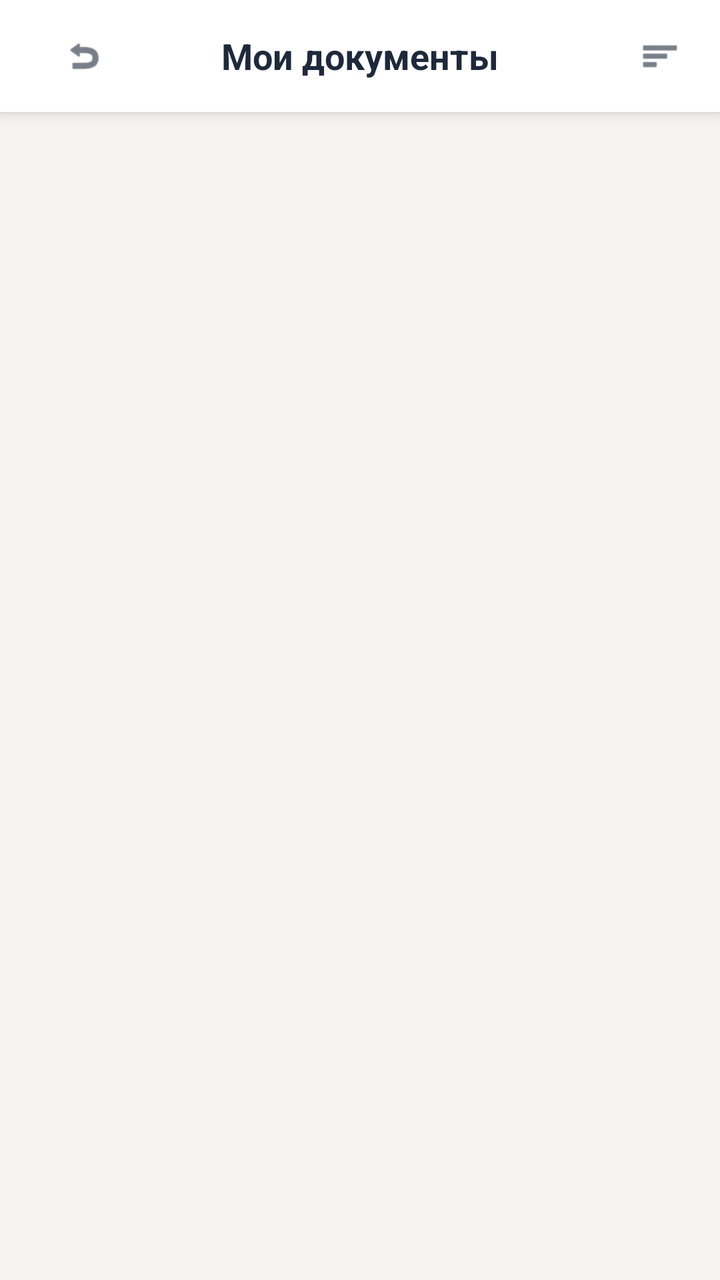
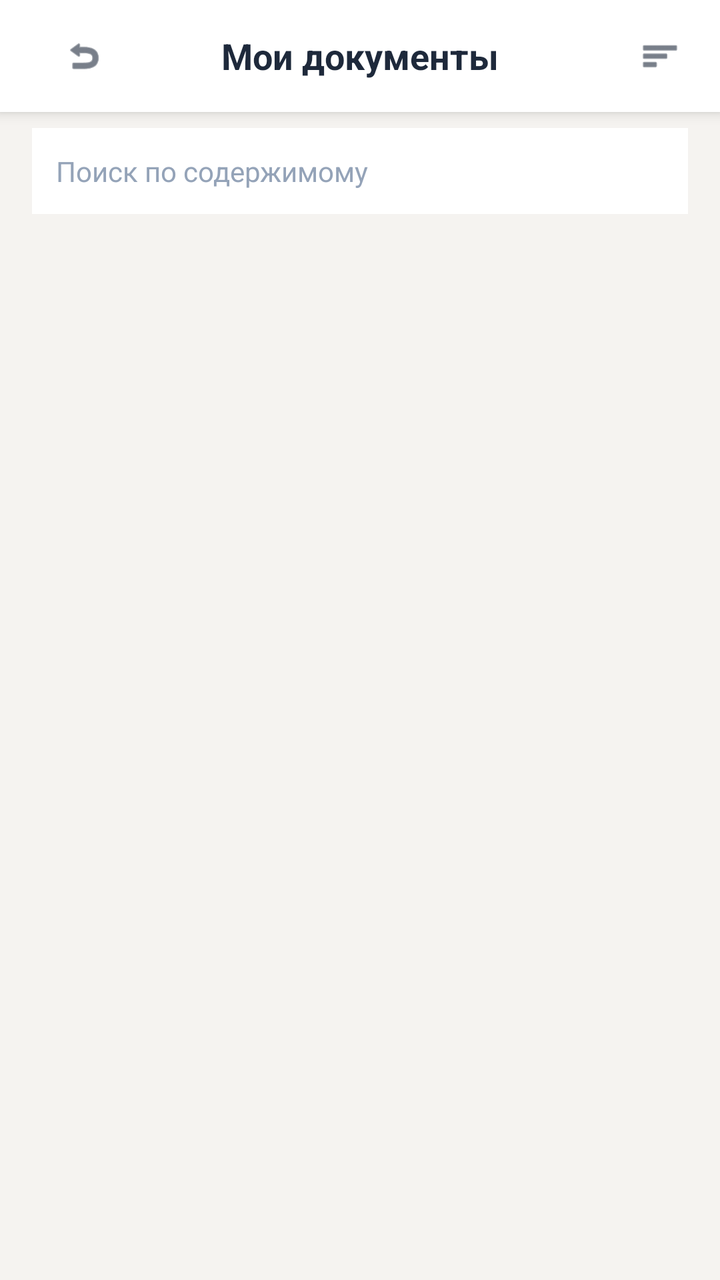

The first picture is an Android layout as it rendered before a commit; the second is the same layout after the commit. The layout source and the unified diff follow.
<!-- AndroidManifest.xml: activity theme Theme.ScanDoc -->
<!-- res/layout/activity_documents.xml -->
<?xml version="1.0" encoding="utf-8"?>
<LinearLayout xmlns:android="http://schemas.android.com/apk/res/android"
    xmlns:app="http://schemas.android.com/apk/res-auto"
    android:layout_width="match_parent"
    android:layout_height="match_parent"
    android:orientation="vertical"
    android:background="#F5F3F0">

    
    <LinearLayout
        android:layout_width="match_parent"
        android:layout_height="56dp"
        android:orientation="horizontal"
        android:paddingHorizontal="16dp"
        android:gravity="center_vertical"
        android:background="@color/surface"
        android:elevation="4dp">

        
        <com.google.android.material.button.MaterialButton
            android:id="@+id/backButton"
            android:layout_width="40dp"
            android:layout_height="40dp"
            app:icon="@android:drawable/ic_menu_revert"
            app:iconSize="20dp"
            app:iconTint="@color/text_primary"
            app:cornerRadius="20dp"
            android:insetTop="0dp"
            android:insetBottom="0dp"
            android:background="@android:color/transparent"/>

        
        <TextView
            android:layout_width="0dp"
            android:layout_height="wrap_content"
            android:layout_weight="1"
            android:text="Мои документы"
            android:textSize="18sp"
            android:textStyle="bold"
            android:textColor="@color/text_primary"
            android:gravity="center"/>

        
        <com.google.android.material.button.MaterialButton
            android:id="@+id/sortButton"
            android:layout_width="40dp"
            android:layout_height="40dp"
            app:icon="@android:drawable/ic_menu_sort_by_size"
            app:iconSize="20dp"
            app:iconTint="@color/text_primary"
            app:cornerRadius="20dp"
            android:insetTop="0dp"
            android:insetBottom="0dp"
            android:background="@android:color/transparent"/>
    </LinearLayout>

    <FrameLayout
        android:layout_width="match_parent"
        android:layout_height="match_parent">

        <androidx.recyclerview.widget.RecyclerView
            android:id="@+id/documentsRecyclerView"
            android:layout_width="match_parent"
            android:layout_height="match_parent"
            android:padding="16dp"/>

        <TextView
            android:id="@+id/emptyState"
            android:layout_width="wrap_content"
            android:layout_height="wrap_content"
            android:layout_gravity="center"
            android:text="Нет документов"
            android:textSize="20sp"
            android:visibility="gone"/>
    </FrameLayout>
</LinearLayout>
<!-- resources referenced by this layout -->
<resources>
  <color name="surface">#FFFFFF</color>
  <color name="text_primary">#1E293B</color>
  <style name="Theme.ScanDoc" parent="Theme.MaterialComponents.DayNight.NoActionBar">
          <item name="colorPrimary">#4F46E5</item>
          <item name="colorPrimaryDark">#3730A3</item>
          <item name="colorAccent">#F59E0B</item>
          <item name="colorPrimaryVariant">@color/primary_dark</item>
          <item name="colorOnPrimary">@color/white</item>
      </style>
  <color name="primary_dark">#3730A3</color>
  <color name="white">#FFFFFF</color>
</resources>

<!-- the commit's change to res/layout/activity_documents.xml (unified diff, before → after) -->
@@ -4,7 +4,7 @@
     android:layout_width="match_parent"
     android:layout_height="match_parent"
     android:orientation="vertical"
-    android:background="#F5F3F0">
+    android:background="@color/background">
 
     
     <LinearLayout
@@ -16,7 +16,6 @@
         android:background="@color/surface"
         android:elevation="4dp">
 
-        
         <com.google.android.material.button.MaterialButton
             android:id="@+id/backButton"
             android:layout_width="40dp"
@@ -29,7 +28,6 @@
             android:insetBottom="0dp"
             android:background="@android:color/transparent"/>
 
-        
         <TextView
             android:layout_width="0dp"
             android:layout_height="wrap_content"
@@ -40,7 +38,6 @@
             android:textColor="@color/text_primary"
             android:gravity="center"/>
 
-        
         <com.google.android.material.button.MaterialButton
             android:id="@+id/sortButton"
             android:layout_width="40dp"
@@ -54,15 +51,39 @@
             android:background="@android:color/transparent"/>
     </LinearLayout>
 
+    
+    <EditText
+        android:id="@+id/searchInput"
+        android:layout_width="match_parent"
+        android:layout_height="wrap_content"
+        android:layout_marginStart="16dp"
+        android:layout_marginEnd="16dp"
+        android:layout_marginTop="8dp"
+        android:layout_marginBottom="8dp"
+        android:hint="Поиск по содержимому"
+        android:padding="12dp"
+        android:background="@color/surface"
+        android:textColor="@color/text_primary"
+        android:textColorHint="@color/text_secondary"
+        android:textSize="14sp"
+        android:inputType="text"
+        android:imeOptions="actionSearch"
+        android:drawablePadding="8dp"
+        android:maxLines="1"
+        android:singleLine="true" />
+
+    
     <FrameLayout
         android:layout_width="match_parent"
-        android:layout_height="match_parent">
+        android:layout_height="0dp"
+        android:layout_weight="1">
 
         <androidx.recyclerview.widget.RecyclerView
             android:id="@+id/documentsRecyclerView"
             android:layout_width="match_parent"
             android:layout_height="match_parent"
-            android:padding="16dp"/>
+            android:padding="16dp"
+            android:clipToPadding="false" />
 
         <TextView
             android:id="@+id/emptyState"
@@ -70,7 +91,8 @@
             android:layout_height="wrap_content"
             android:layout_gravity="center"
             android:text="Нет документов"
+            android:textColor="@color/text_secondary"
             android:textSize="20sp"
-            android:visibility="gone"/>
+            android:visibility="gone" />
     </FrameLayout>
 </LinearLayout>
<!-- resource entries referenced after the edit -->
@@ -1,7 +1,9 @@
 <!-- resources referenced by this layout -->
 <resources>
+  <color name="background">#F5F3F0</color>
   <color name="surface">#FFFFFF</color>
   <color name="text_primary">#1E293B</color>
+  <color name="text_secondary">#94A3B8</color>
   <style name="Theme.ScanDoc" parent="Theme.MaterialComponents.DayNight.NoActionBar">
           <item name="colorPrimary">#4F46E5</item>
           <item name="colorPrimaryDark">#3730A3</item>
